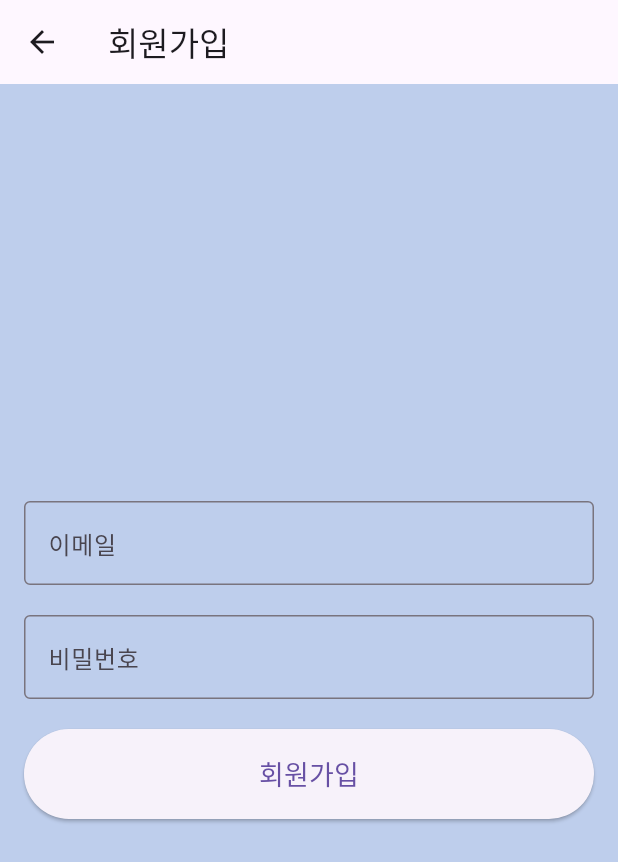
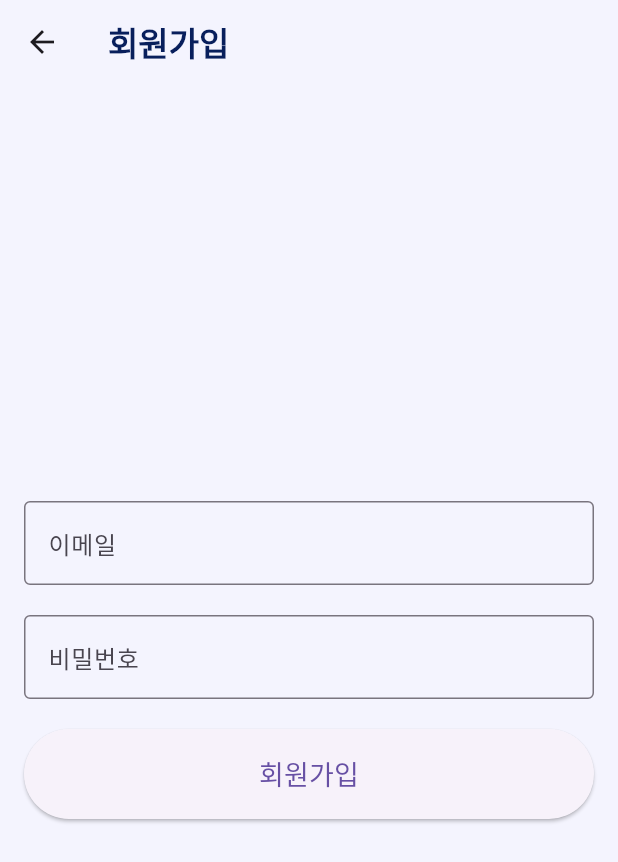
Before and after one commit to UNTOC-CAMP-2024-2/Upmoney_Frontend, a Flutter app: the screen it shows after launch, after a tap on "회원가입하기", on a phone screen of 412 x 824 dp. Shown: the top 862 px of the screen. Run offline on Flutter 3.47's test engine with Material 3 defaults, Android fonts, the phone set to English and light mode, and no system bars.

Commit message:
splash 색 조정

```diff
--- a/lib/pages/login.dart
+++ b/lib/pages/login.dart
@@ -9,9 +9,17 @@ class LoginPage extends StatelessWidget {
   Widget build(BuildContext context) {
     return Scaffold(
       appBar: AppBar(
-        title: const Text("로그인"),
+        title: const Text(
+          "로그인",
+          style: TextStyle(
+            color: const Color(0xFF081F5C),
+            fontWeight: FontWeight.bold,
+            )
+          ),
+        backgroundColor: const Color(0xffF4F4FE),
+        elevation: 0,
       ),
-      backgroundColor:  const Color.fromARGB(244, 187, 204, 235),
+      backgroundColor:  const Color(0xffF4F4FE),
       body: Center(
         child: Padding(
           padding: const EdgeInsets.all(16.0),
--- a/lib/pages/signup.dart
+++ b/lib/pages/signup.dart
@@ -7,9 +7,17 @@ class SignUpPage extends StatelessWidget {
   Widget build(BuildContext context) {
     return Scaffold(
       appBar: AppBar(
-        title: const Text("회원가입"),
+        title: const Text(
+          "회원가입",
+          style: TextStyle(
+            color: const Color(0xFF081F5C),
+            fontWeight: FontWeight.bold,
+           ),
+          ),
+        backgroundColor: const Color(0xffF4F4FE),
+        elevation: 0,
       ),
-      backgroundColor:  const Color.fromARGB(244, 187, 204, 235),
+      backgroundColor:  const Color(0xffF4F4FE),
       body: Center(
         child: Padding(
           padding: const EdgeInsets.all(16.0),
--- a/lib/splash_screen.dart
+++ b/lib/splash_screen.dart
@@ -15,7 +15,7 @@ class SplashScreen extends StatelessWidget {
     });
 
     return Scaffold(
-      backgroundColor: const Color.fromARGB(244, 187, 204, 235),
+      backgroundColor: const Color(0xffF4F4FE),
       body: Center(
         child: Column(
           mainAxisAlignment: MainAxisAlignment.center,
@@ -24,7 +24,7 @@ class SplashScreen extends StatelessWidget {
             const Icon(
               Icons.monetization_on,
               size: 100,
-              color: Colors.white,
+              color: const Color(0xFF081F5C),
             ),
             const SizedBox(height: 16),
 
@@ -33,7 +33,7 @@ class SplashScreen extends StatelessWidget {
               style: TextStyle(
                 fontSize: 24,
                 fontWeight: FontWeight.bold,
-                color: Colors.white,
+                color: const Color(0xFF081F5C),
               ),
             ),
           ],
```
